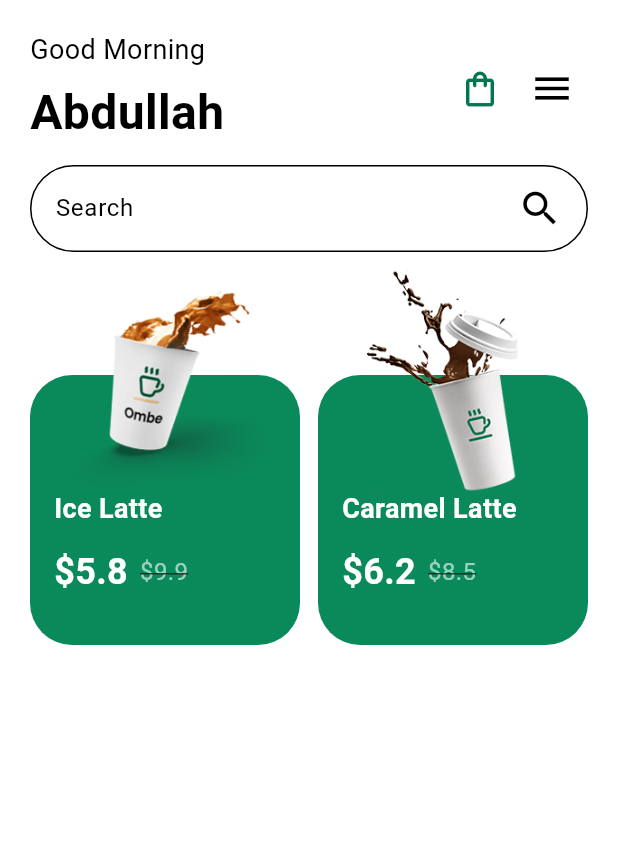
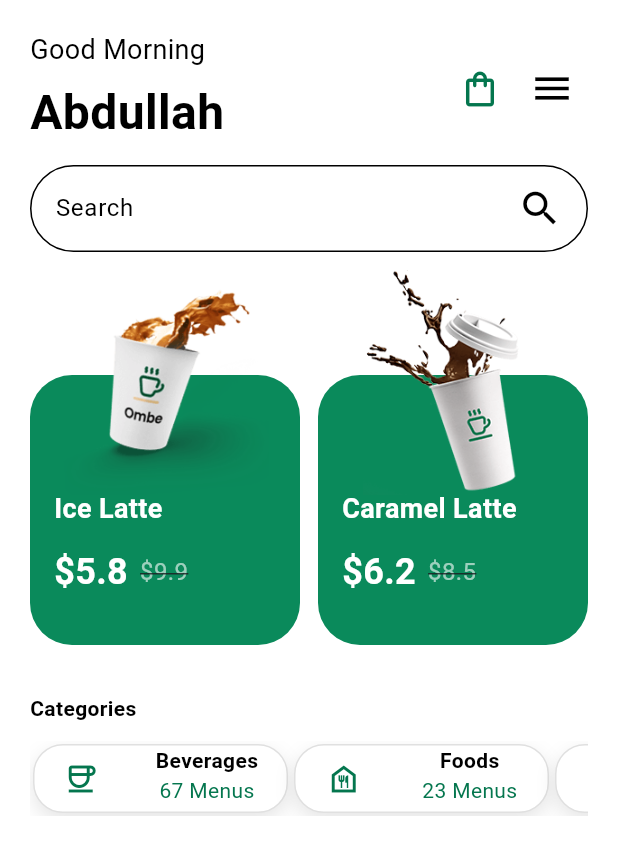
Before and after one commit to abdullahbaspinar/coffe_app, a Flutter app: the screen it shows after launch, on a phone screen of 412 x 824 dp. Shown: the top 855 px of the screen. Run offline on Flutter 3.47's test engine with Material 3 defaults, Android fonts, the light colour scheme and no system bars; our stand-ins replace flutter_svg.

Commit message:
home page category add

```diff
--- a/lib/view/home/home_page.dart
+++ b/lib/view/home/home_page.dart
@@ -1,5 +1,7 @@
 import 'package:coffe_app/constants/app_colors.dart';
+import 'package:coffe_app/view/widgets/categories_card.dart';
 import 'package:coffe_app/view/widgets/product_card.dart';
+import 'package:flutter/foundation.dart';
 import 'package:flutter/material.dart';
 
 class HomePage extends StatefulWidget {
@@ -23,7 +25,47 @@ class Product {
   });
 }
 
+class Category {
+  final String title;
+  final String menu_count;
+  final IconData icon_name;
+  final VoidCallback onTap;
+
+  const Category({
+    required this.title,
+    required this.menu_count,
+    required this.icon_name,
+    required this.onTap,
+  });
+}
+
 class _HomePageState extends State<HomePage> {
+  final List<Category> category = [
+    Category(
+      title: "Beverages",
+      menu_count: "67",
+      icon_name: Icons.coffee_outlined,
+      onTap: () {},
+    ),
+    Category(
+      title: "Foods",
+      menu_count: "23",
+      icon_name: Icons.food_bank_outlined,
+      onTap: () {},
+    ),
+    Category(
+      title: "Pizza",
+      menu_count: "28",
+      icon_name: Icons.local_pizza_outlined,
+      onTap: () {},
+    ),
+    Category(
+      title: "Drink",
+      menu_count: "12",
+      icon_name: Icons.local_drink_outlined,
+      onTap: () {},
+    ),
+  ];
   final List<Product> products = [
     Product(
       imagePath: "assets/product/product1.png",
@@ -66,6 +108,9 @@ class _HomePageState extends State<HomePage> {
               _buildSearchbar,
               SizedBox(height: 12),
               _buildBody,
+              SizedBox(height: 12),
+              _buildCategories,
+              SizedBox(height: 12),
             ],
           ),
         ),
@@ -157,11 +202,48 @@ class _HomePageState extends State<HomePage> {
               title: product.title,
               price: product.price,
               oldPrice: product.oldPrice,
-              onTap: () {},
+              onTap: () {
+                print("product card tıklandı");
+              },
             ),
           );
         },
       ),
     );
   }
+
+  Widget get _buildCategories {
+    return Column(
+      crossAxisAlignment: CrossAxisAlignment.start,
+      children: [
+        Text(
+          "Categories",
+          style: TextStyle(color: Colors.black, fontWeight: FontWeight.bold),
+        ),
+        SizedBox(height: 12),
+
+        SizedBox(
+          height: 50,
+          child: ListView.builder(
+            scrollDirection: Axis.horizontal,
+            itemCount: category.length,
+            itemBuilder: (context, index) {
+              final item = category[index];
+              return Padding(padding: EdgeInsets.all(2),child: CategoriesCard(
+                title: item.title,
+                menu_count: item.menu_count,
+                icon_name: item.icon_name,
+                onTap: () {
+                  print("categoryCard tıkladnı");
+                },
+              ),);
+
+            },
+          ),
+
+
+        ),
+      ],
+    );
+  }
 }
--- /dev/null
+++ b/lib/view/widgets/categories_card.dart
@@ -0,0 +1,64 @@
+import 'package:coffe_app/constants/app_colors.dart';
+import 'package:flutter/material.dart';
+import 'package:flutter/widgets.dart';
+
+class CategoriesCard extends StatelessWidget {
+  final String title;
+  final String menu_count;
+  final IconData icon_name;
+  final VoidCallback onTap;
+
+  const CategoriesCard({
+    super.key,
+    required this.title,
+    required this.menu_count,
+    required this.icon_name,
+    required this.onTap,
+  });
+
+  @override
+  Widget build(BuildContext context) {
+    return GestureDetector(
+      onTap: onTap,
+      child: Container(
+        decoration: BoxDecoration(
+          color: AppColors.backgroundColor,
+          borderRadius: BorderRadius.circular(20),
+          border: Border.all(color: Colors.grey.shade300, width: 1),
+          boxShadow: [
+            BoxShadow(
+              color: Colors.black.withOpacity(0.1),
+              blurRadius: 10,
+              offset: Offset(0, 5),
+            ),
+          ],
+        ),
+
+        width: 170,
+        height: 50,
+        child: Row(
+          mainAxisAlignment: MainAxisAlignment.spaceAround,
+
+          children: [
+            Icon(icon_name, color: AppColors.primaryColor),
+
+            Column(
+              children: [
+                Text(
+                  title,
+                  style: TextStyle(
+                    color: Colors.black,
+                    fontWeight: FontWeight.bold,
+                  ),
+                ),
+                Text("$menu_count Menus",style: TextStyle(
+                  color: AppColors.primaryColor
+                ),),
+              ],
+            ),
+          ],
+        ),
+      ),
+    );
+  }
+}
```
